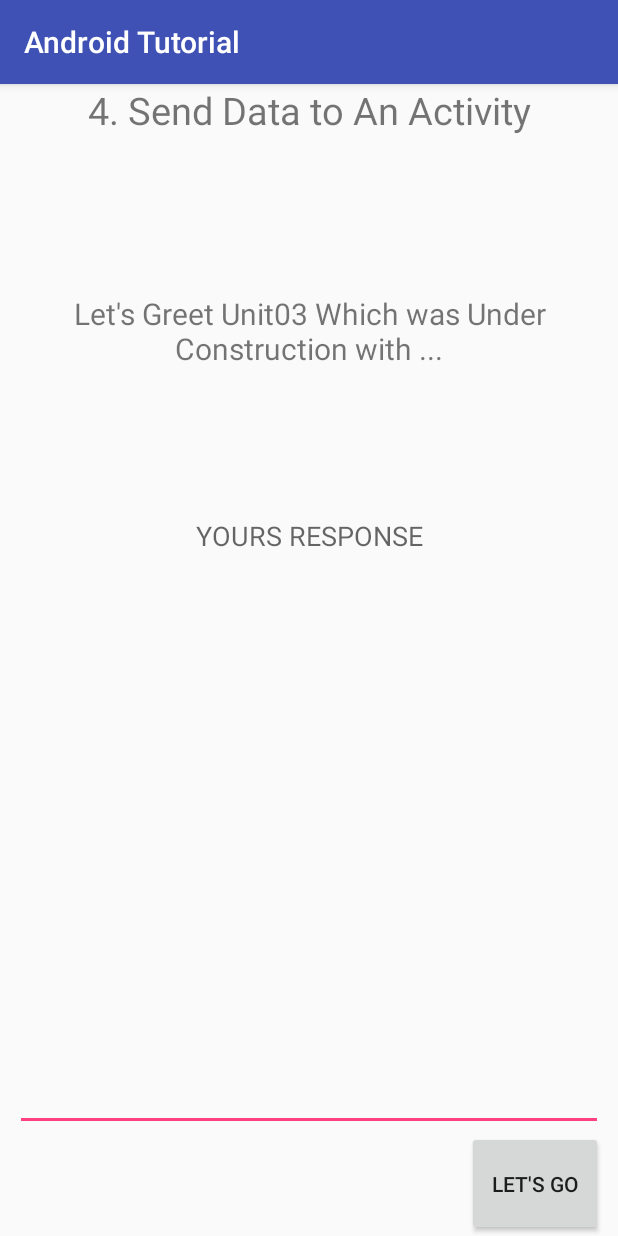
After one commit to Subrato92/Android_Tutorial, an Android app: the Unit04 screen opened directly, with no data from a screen before it, on a phone screen of 412 x 824 dp. The commit adds this screen. Run offline under Robolectric (Android 15) with nearby library versions, the phone set to English and light mode, and no system bars.

Commit message:
Activity_Unit04 successfully Executed , OK Activity_Unit02 java file Modified

```diff
--- a/app/src/main/AndroidManifest.xml
+++ b/app/src/main/AndroidManifest.xml
@@ -17,7 +17,8 @@
         </activity>
         <activity android:name=".Unit01" />
         <activity android:name=".Unit02" />
-        <activity android:name=".Unit03"></activity>
+        <activity android:name=".Unit03" />
+        <activity android:name=".Unit04"></activity>
     </application>
 
 </manifest>
--- a/app/src/main/java/com/example/android/androidtutorial/IndexActivity.java
+++ b/app/src/main/java/com/example/android/androidtutorial/IndexActivity.java
@@ -32,6 +32,10 @@ public class IndexActivity extends AppCompatActivity {
                 activity = new Intent(this, Unit03.class);
                 startActivity(activity);
                 break;
+            case "4. Send Data to An Activity":
+                activity = new Intent(this, Unit04.class);
+                startActivity(activity);
+                break;
             default:
                 break;
         }
--- a/app/src/main/java/com/example/android/androidtutorial/Unit02.java
+++ b/app/src/main/java/com/example/android/androidtutorial/Unit02.java
@@ -1,13 +1,25 @@
 package com.example.android.androidtutorial;
 
+import android.content.Intent;
 import android.support.v7.app.AppCompatActivity;
 import android.os.Bundle;
+import android.widget.TextView;
 
 public class Unit02 extends AppCompatActivity {
+
+    //Made Same Message Key as in Unit04, to receive message to this target activity
+    public final static String MESSAGE_KEY = "com.example.android.helloworld.message_key";
+    String message;
+    TextView txtview;
 
     @Override
     protected void onCreate(Bundle savedInstanceState) {
         super.onCreate(savedInstanceState);
         setContentView(R.layout.activity_unit02);
+
+        Intent frmActivity_Unit04 = getIntent();
+        message = frmActivity_Unit04.getStringExtra(MESSAGE_KEY);
+        txtview = (TextView) findViewById(R.id.unit2_txtView);
+        txtview.setText(message);
     }
 }
--- /dev/null
+++ b/app/src/main/java/com/example/android/androidtutorial/Unit04.java
@@ -0,0 +1,31 @@
+package com.example.android.androidtutorial;
+
+import android.content.Intent;
+import android.support.v7.app.AppCompatActivity;
+import android.os.Bundle;
+import android.view.View;
+import android.widget.EditText;
+
+public class Unit04 extends AppCompatActivity {
+
+    EditText response;
+    String message;
+    Intent toActivity_unit02;
+    //Creating Unique Message Key among All Activities
+    public final static String MESSAGE_KEY = "com.example.android.helloworld.message_key";
+
+    @Override
+    protected void onCreate(Bundle savedInstanceState) {
+        super.onCreate(savedInstanceState);
+        setContentView(R.layout.activity_unit04);
+
+        response = (EditText) findViewById(R.id.unit04_Response);
+    }
+
+    public void tounit02 (View view){
+        message = response.getText().toString();
+        toActivity_unit02 = new Intent(this, Unit02.class);
+        toActivity_unit02.putExtra(MESSAGE_KEY, message);
+        startActivity(toActivity_unit02);
+    }
+}
--- a/app/src/main/res/layout/activity_index.xml
+++ b/app/src/main/res/layout/activity_index.xml
@@ -32,7 +32,8 @@
         android:id="@+id/Unit_04"
         android:layout_width="match_parent"
         android:layout_height="wrap_content"
-        android:text="@string/ch04" />
+        android:text="@string/ch04"
+        android:onClick="toCourse"/>
 
     <Button
         android:id="@+id/Unit_05"
--- /dev/null
+++ b/app/src/main/res/layout/activity_unit04.xml
@@ -0,0 +1,47 @@
+<?xml version="1.0" encoding="utf-8"?>
+<LinearLayout xmlns:android="http://schemas.android.com/apk/res/android"
+    android:layout_width="match_parent"
+    android:layout_height="match_parent"
+    android:paddingLeft="10dp"
+    android:paddingRight="10dp"
+    android:orientation="vertical"
+    android:scrollbars="vertical">
+
+    <TextView
+        android:id="@+id/unit04_title"
+        android:layout_width="match_parent"
+        android:layout_height="0dp"
+        android:layout_weight="2"
+        android:textAlignment="center"
+        android:textSize="25sp"
+        android:text="@string/ch04" />
+
+    <TextView
+        android:id="@+id/unit04_msg"
+        android:layout_width="match_parent"
+        android:layout_height="0dp"
+        android:layout_weight="2"
+        android:textAlignment="center"
+        android:textSize="20sp"
+        android:text="Let's Greet Unit03 Which was Under Construction with ..." />
+
+    <EditText
+        android:id="@+id/unit04_Response"
+        android:layout_width="match_parent"
+        android:layout_weight="6"
+        android:layout_height="0dp"
+        android:hint="YOURS RESPONSE"
+        android:gravity="top"
+        android:textAlignment="center"/>
+
+    <Button
+        android:id="@+id/unit04_b1"
+        android:layout_width="wrap_content"
+        android:layout_height="0dp"
+        android:layout_weight="1"
+        android:padding="16dp"
+        android:layout_gravity="right"
+        android:text="Let's Go"
+        android:onClick="tounit02"/>
+
+</LinearLayout>
```
